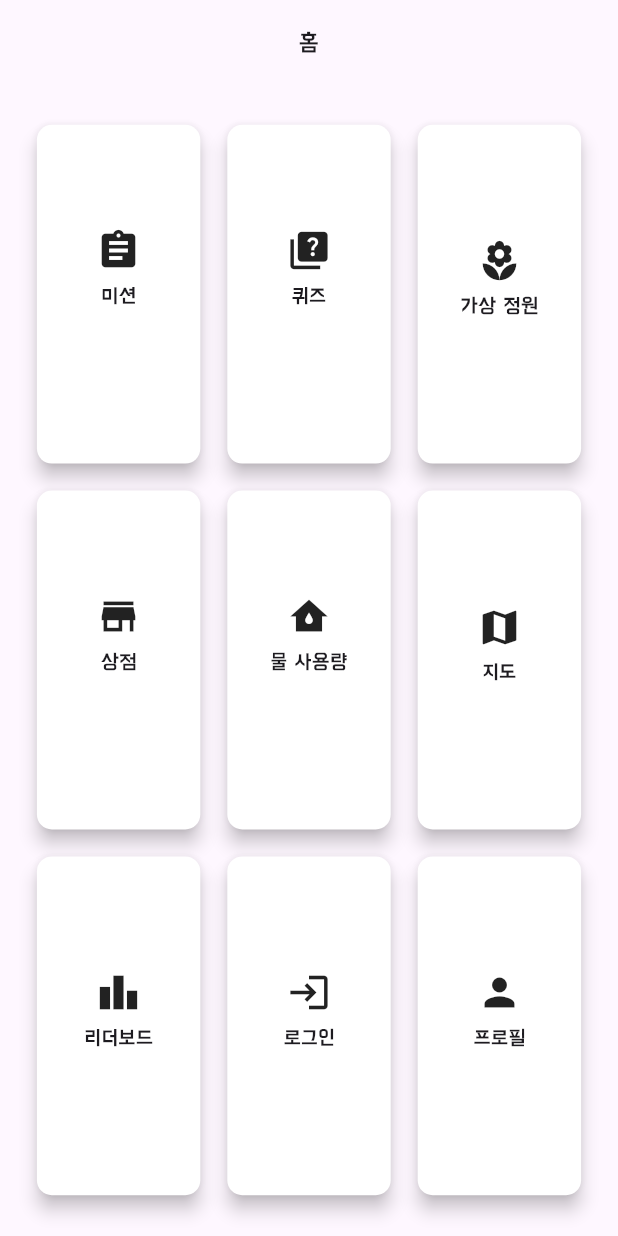
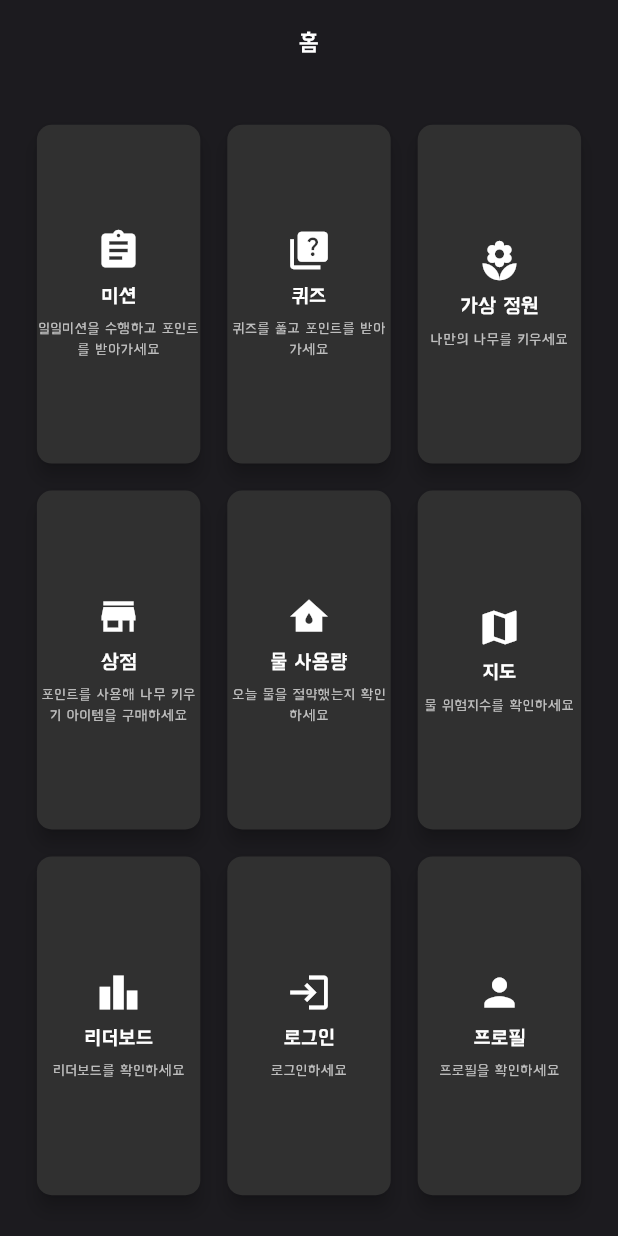
Before and after one commit to parkbjgit/Water, a Flutter app: the screen it shows after launch, on a phone screen of 412 x 824 dp. Run offline on Flutter 3.47's test engine with Material 3 defaults, Android fonts, the phone set to English and light mode, and no system bars; our stand-ins replace csv, flutter_map, geolocator, latlong2, lottie, permission_handler and 1 more.

Commit message:
UI 메인화면 다크모드로 수정

```diff
--- a/lib/pages/home_page.dart
+++ b/lib/pages/home_page.dart
@@ -9,16 +9,15 @@ class HomePage extends StatelessWidget {
 
     return Scaffold(
       appBar: AppBar(
-        // title: const Text('홈', style: TextStyle(color: Colors.white)), // 타이틀 텍스트 색상을 흰색으로 설정
-        title: const Text('홈'),
+        title: const Text('홈', style: TextStyle(color: Colors.white)), // 타이틀 텍스트 색상을 흰색으로 설정
         centerTitle: true, // 타이틀을 가운데 정렬
         // 타이틀 텍스트의 색 변경
-        // backgroundColor: const Color(0xFF1C1B1F), // AppBar 색상을 배경색과 맞춤
+        backgroundColor: const Color(0xFF1C1B1F), // AppBar 색상을 배경색과 맞춤
 
       ),
       body: Container(
         padding: EdgeInsets.symmetric(horizontal: size.width * 0.05),
-        // color: const Color(0xFF1C1B1F), // 배경색을 1C1B1F로 설정
+        color: const Color(0xFF1C1B1F), // 배경색을 1C1B1F로 설정
         child: Center(
           child: GridView.builder(
             gridDelegate: SliverGridDelegateWithFixedCrossAxisCount(
@@ -63,8 +62,7 @@ class HomePage extends StatelessWidget {
         Navigator.of(context).pushNamed(route);
       },
       child: Card(
-        // color: Colors.grey[850], // 카드 배경색을 어두운 회색으로 설정
-        color: const Color.fromARGB(255, 255, 255, 255),
+        color: Colors.grey[850], // 카드 배경색을 어두운 회색으로 설정
         shape: RoundedRectangleBorder(
           borderRadius: BorderRadius.circular(10.0),
         ),
@@ -72,15 +70,13 @@ class HomePage extends StatelessWidget {
         child: Column(
           mainAxisAlignment: MainAxisAlignment.center,
           children: [
-            // Icon(icon, size: 30, color: Colors.white), // 아이콘 색상을 흰색으로 설정
-            Icon(icon, size: 30),
+            Icon(icon, size: 30, color: Colors.white), // 아이콘 색상을 흰색으로 설정
             const SizedBox(height: 5),
             Text(label,
                 style: const TextStyle(
                     fontSize: 14,
                     fontWeight: FontWeight.bold,
-                    // color: Colors.white)), // 텍스트 색상을 흰색으로 설정
-                )),
+                    color: Colors.white)), // 텍스트 색상을 흰색으로 설정
             const SizedBox(height: 5),
             Text(description,
                 style: const TextStyle(fontSize: 10, color: Colors.white70),
```
